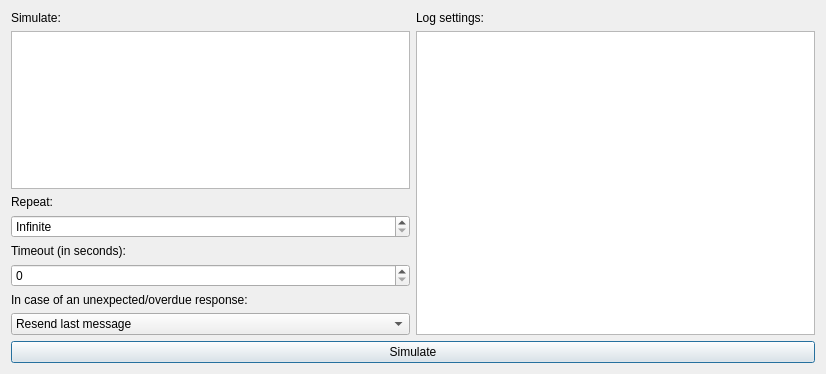
The window that ui/simulate_dialog.ui (jopohl/urh) describes before a commit, drawn with Qt 5.
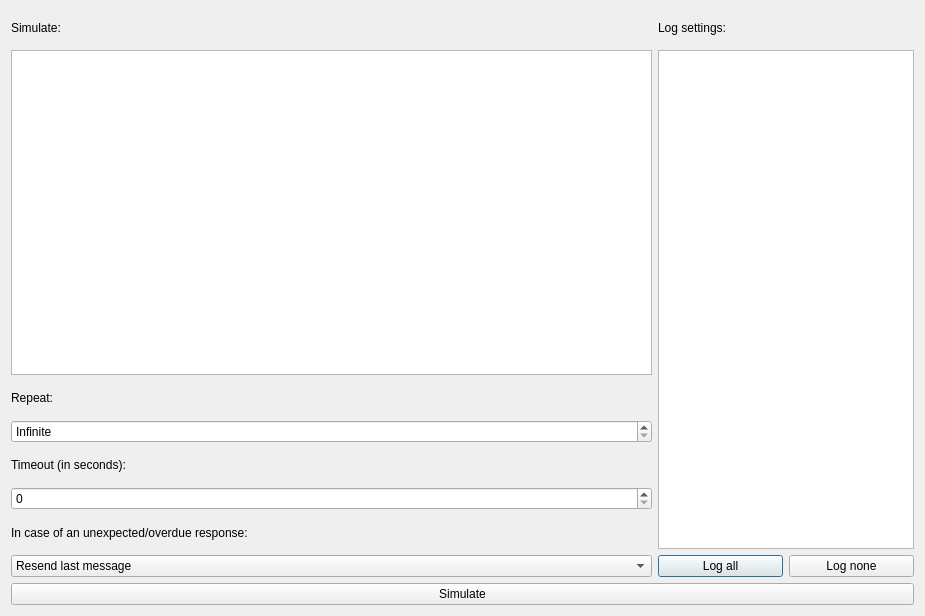
The same window after the commit. Icons and pictures are not drawn.

Diff of the .ui file:
```diff
--- a/ui/simulate_dialog.ui
+++ b/ui/simulate_dialog.ui
@@ -6,8 +6,8 @@
    <rect>
     <x>0</x>
     <y>0</y>
-    <width>826</width>
-    <height>374</height>
+    <width>925</width>
+    <height>616</height>
    </rect>
   </property>
   <property name="windowTitle">
@@ -17,66 +17,51 @@
    <bool>true</bool>
   </property>
   <layout class="QGridLayout" name="gridLayout">
-   <item row="1" column="0">
-    <widget class="QListView" name="listViewSimulate"/>
+   <item row="17" column="1">
+    <widget class="QPushButton" name="pushButton_2">
+     <property name="text">
+      <string>Log all</string>
+     </property>
+    </widget>
    </item>
-   <item row="0" column="0">
-    <widget class="QLabel" name="label">
+   <item row="2" column="1" rowspan="15" colspan="2">
+    <widget class="QGraphicsView" name="gvSimulator"/>
+   </item>
+   <item row="16" column="0">
+    <widget class="QLabel" name="label_4">
      <property name="text">
-      <string>Simulate:</string>
+      <string>In case of an unexpected/overdue response:</string>
      </property>
     </widget>
    </item>
-   <item row="3" column="0">
+   <item row="14" column="0">
+    <widget class="QLabel" name="label_3">
+     <property name="text">
+      <string>Timeout (in seconds):</string>
+     </property>
+    </widget>
+   </item>
+   <item row="13" column="0">
     <widget class="QSpinBox" name="spinBox">
      <property name="specialValueText">
       <string>Infinite</string>
      </property>
     </widget>
    </item>
-   <item row="4" column="0">
-    <widget class="QLabel" name="label_3">
+   <item row="0" column="0">
+    <widget class="QLabel" name="label">
      <property name="text">
-      <string>Timeout (in seconds):</string>
+      <string>Simulate:</string>
      </property>
     </widget>
    </item>
-   <item row="6" column="0">
-    <widget class="QLabel" name="label_4">
+   <item row="17" column="2">
+    <widget class="QPushButton" name="pushButton_3">
      <property name="text">
-      <string>In case of an unexpected/overdue response:</string>
+      <string>Log none</string>
      </property>
     </widget>
    </item>
-   <item row="7" column="0">
-    <widget class="QComboBox" name="comboBox">
-     <item>
-      <property name="text">
-       <string>Resend last message</string>
-      </property>
-     </item>
-     <item>
-      <property name="text">
-       <string>Stop simulation</string>
-      </property>
-     </item>
-     <item>
-      <property name="text">
-       <string>Restart simulation</string>
-      </property>
-     </item>
-    </widget>
-   </item>
-   <item row="2" column="0">
-    <widget class="QLabel" name="label_2">
-     <property name="text">
-      <string>Repeat:</string>
-     </property>
-    </widget>
-   </item>
-   <item row="5" column="0">
-    <widget class="QSpinBox" name="spinBox_2"/>
-   </item>
    <item row="0" column="1">
     <widget class="QLabel" name="label_5">
      <property name="text">
@@ -84,7 +69,7 @@
      </property>
     </widget>
    </item>
-   <item row="8" column="0" colspan="2">
+   <item row="18" column="0" colspan="3">
     <widget class="QPushButton" name="pushButton">
      <property name="text">
       <string>Simulate</string>
@@ -95,8 +80,37 @@
      </property>
     </widget>
    </item>
-   <item row="1" column="1" rowspan="7">
-    <widget class="QGraphicsView" name="gvSimulator"/>
+   <item row="17" column="0">
+    <widget class="QComboBox" name="comboBox">
+     <item>
+      <property name="text">
+       <string>Resend last message</string>
+      </property>
+     </item>
+     <item>
+      <property name="text">
+       <string>Stop simulation</string>
+      </property>
+     </item>
+     <item>
+      <property name="text">
+       <string>Restart simulation</string>
+      </property>
+     </item>
+    </widget>
+   </item>
+   <item row="15" column="0">
+    <widget class="QSpinBox" name="spinBox_2"/>
+   </item>
+   <item row="12" column="0">
+    <widget class="QLabel" name="label_2">
+     <property name="text">
+      <string>Repeat:</string>
+     </property>
+    </widget>
+   </item>
+   <item row="2" column="0" rowspan="10">
+    <widget class="QListView" name="listViewSimulate"/>
    </item>
   </layout>
  </widget>
```
